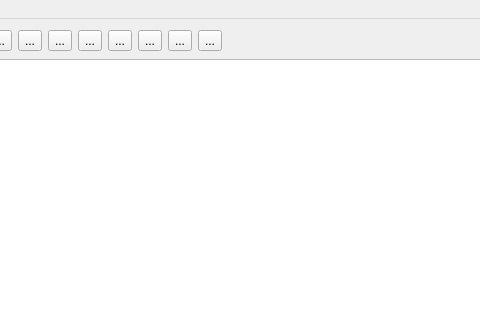
mantidproject/mantid, file scripts/Interface/ui/drill/main/main.ui: the form before one commit; both pictures show x 83 to 563 and y 0 to 320 of the 1200 by 960 pixel window.
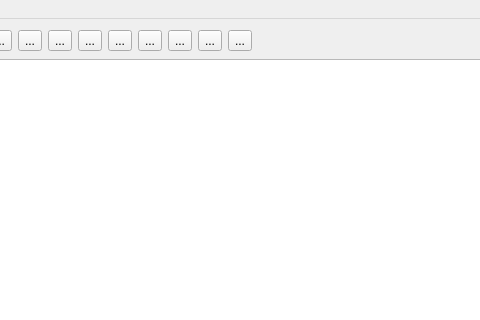
The form after the commit. Icons and pictures are not drawn.

Commit message:
[DRILL] new button for help
A new button in the ui has been added to display the manual. For now,
the connected function is empty.

Patch:
```diff
--- a/scripts/Interface/ui/drill/main/main.ui
+++ b/scripts/Interface/ui/drill/main/main.ui
@@ -144,6 +144,22 @@
         </property>
        </widget>
       </item>
+      <item>
+       <widget class="QToolButton" name="help">
+        <property name="sizePolicy">
+         <sizepolicy hsizetype="Fixed" vsizetype="Fixed">
+          <horstretch>0</horstretch>
+          <verstretch>0</verstretch>
+         </sizepolicy>
+        </property>
+        <property name="toolTip">
+         <string>help</string>
+        </property>
+        <property name="text">
+         <string>...</string>
+        </property>
+       </widget>
+      </item>
       <item>
        <spacer name="horizontalSpacer">
         <property name="orientation">
```
The commit also changes 1 other file.
